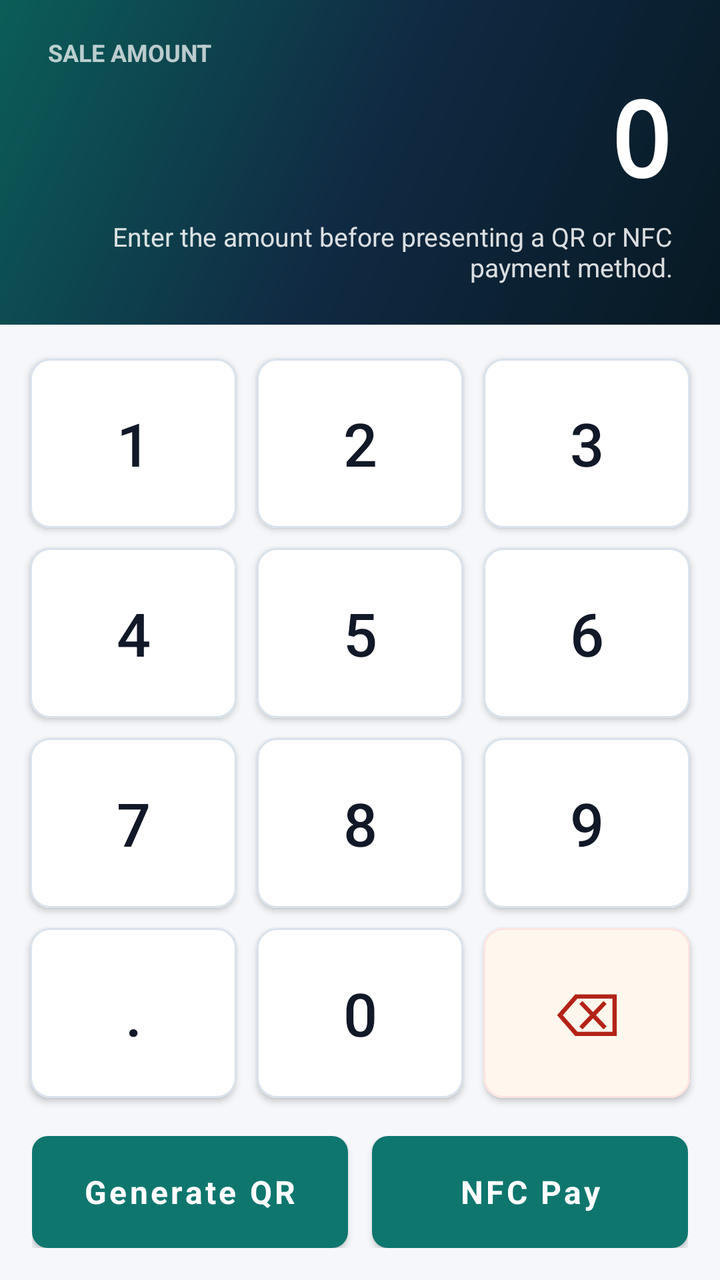
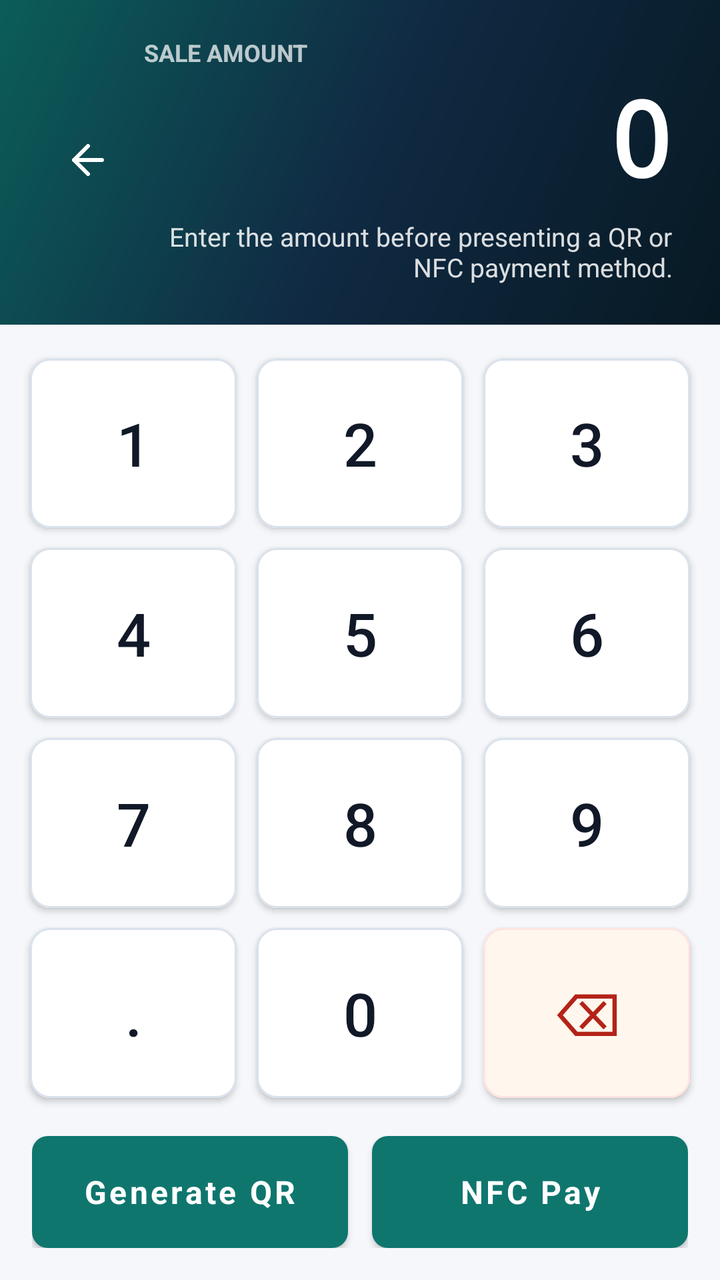

Two renders of the same Android screen: before a commit and after it. Below are the layout's source before the change and the commit's diff.
<!-- AndroidManifest.xml: application theme AppTheme -->
<!-- res/layout/activity_qr_pay.xml -->
<?xml version="1.0" encoding="utf-8"?>
<LinearLayout xmlns:android="http://schemas.android.com/apk/res/android"
    xmlns:app="http://schemas.android.com/apk/res-auto"
    android:layout_width="match_parent"
    android:layout_height="match_parent"
    android:background="@color/background"
    android:orientation="vertical">

    <FrameLayout
        android:layout_width="match_parent"
        android:layout_height="match_parent">

        <LinearLayout
            android:id="@+id/layout_input"
            android:layout_width="match_parent"
            android:layout_height="match_parent"
            android:orientation="vertical">

            <LinearLayout
                android:layout_width="match_parent"
                android:layout_height="wrap_content"
                android:background="@drawable/bg_amount_panel"
                android:orientation="vertical"
                android:paddingStart="24dp"
                android:paddingTop="18dp"
                android:paddingEnd="24dp"
                android:paddingBottom="20dp">

                <TextView
                    style="@style/TextSectionLabel"
                    android:layout_width="wrap_content"
                    android:layout_height="wrap_content"
                    android:text="@string/qr_pay_amount_label"
                    android:textColor="#B8FFFFFF" />

                <TextView
                    android:id="@+id/tv_amount_input"
                    android:layout_width="match_parent"
                    android:layout_height="wrap_content"
                    android:layout_marginTop="6dp"
                    android:fontFamily="monospace"
                    android:gravity="end"
                    android:includeFontPadding="false"
                    android:text="0"
                    android:textColor="@color/white"
                    android:textSize="@dimen/amount_text_size"
                    android:textStyle="bold" />

                <TextView
                    android:layout_width="match_parent"
                    android:layout_height="wrap_content"
                    android:layout_marginTop="8dp"
                    android:gravity="end"
                    android:text="@string/qr_pay_amount_subtitle"
                    android:textColor="#D9FFFFFF"
                    android:textSize="13sp" />
            </LinearLayout>

            <LinearLayout
                android:layout_width="match_parent"
                android:layout_height="0dp"
                android:layout_weight="1"
                android:background="@color/background"
                android:orientation="vertical"
                android:paddingStart="10dp"
                android:paddingTop="12dp"
                android:paddingEnd="10dp"
                android:paddingBottom="4dp">

                <LinearLayout
                    android:layout_width="match_parent"
                    android:layout_height="0dp"
                    android:layout_weight="1"
                    android:orientation="horizontal">

                    <com.google.android.material.button.MaterialButton
                        android:id="@+id/btn_1"
                        style="@style/NumpadButton"
                        android:layout_width="0dp"
                        android:layout_height="match_parent"
                        android:layout_margin="5dp"
                        android:layout_weight="1"
                        android:text="1" />

                    <com.google.android.material.button.MaterialButton
                        android:id="@+id/btn_2"
                        style="@style/NumpadButton"
                        android:layout_width="0dp"
                        android:layout_height="match_parent"
                        android:layout_margin="5dp"
                        android:layout_weight="1"
                        android:text="2" />

                    <com.google.android.material.button.MaterialButton
                        android:id="@+id/btn_3"
                        style="@style/NumpadButton"
                        android:layout_width="0dp"
                        android:layout_height="match_parent"
                        android:layout_margin="5dp"
                        android:layout_weight="1"
                        android:text="3" />
                </LinearLayout>

                <LinearLayout
                    android:layout_width="match_parent"
                    android:layout_height="0dp"
                    android:layout_weight="1"
                    android:orientation="horizontal">

                    <com.google.android.material.button.MaterialButton
                        android:id="@+id/btn_4"
                        style="@style/NumpadButton"
                        android:layout_width="0dp"
                        android:layout_height="match_parent"
                        android:layout_margin="5dp"
                        android:layout_weight="1"
                        android:text="4" />

                    <com.google.android.material.button.MaterialButton
                        android:id="@+id/btn_5"
                        style="@style/NumpadButton"
                        android:layout_width="0dp"
                        android:layout_height="match_parent"
                        android:layout_margin="5dp"
                        android:layout_weight="1"
                        android:text="5" />

                    <com.google.android.material.button.MaterialButton
                        android:id="@+id/btn_6"
                        style="@style/NumpadButton"
                        android:layout_width="0dp"
                        android:layout_height="match_parent"
                        android:layout_margin="5dp"
                        android:layout_weight="1"
                        android:text="6" />
                </LinearLayout>

                <LinearLayout
                    android:layout_width="match_parent"
                    android:layout_height="0dp"
                    android:layout_weight="1"
                    android:orientation="horizontal">

                    <com.google.android.material.button.MaterialButton
                        android:id="@+id/btn_7"
                        style="@style/NumpadButton"
                        android:layout_width="0dp"
                        android:layout_height="match_parent"
                        android:layout_margin="5dp"
                        android:layout_weight="1"
                        android:text="7" />

                    <com.google.android.material.button.MaterialButton
                        android:id="@+id/btn_8"
                        style="@style/NumpadButton"
                        android:layout_width="0dp"
                        android:layout_height="match_parent"
                        android:layout_margin="5dp"
                        android:layout_weight="1"
                        android:text="8" />

                    <com.google.android.material.button.MaterialButton
                        android:id="@+id/btn_9"
                        style="@style/NumpadButton"
                        android:layout_width="0dp"
                        android:layout_height="match_parent"
                        android:layout_margin="5dp"
                        android:layout_weight="1"
                        android:text="9" />
                </LinearLayout>

                <LinearLayout
                    android:layout_width="match_parent"
                    android:layout_height="0dp"
                    android:layout_weight="1"
                    android:orientation="horizontal">

                    <com.google.android.material.button.MaterialButton
                        android:id="@+id/btn_dot"
                        style="@style/NumpadButton"
                        android:layout_width="0dp"
                        android:layout_height="match_parent"
                        android:layout_margin="5dp"
                        android:layout_weight="1"
                        android:text="." />

                    <com.google.android.material.button.MaterialButton
                        android:id="@+id/btn_0"
                        style="@style/NumpadButton"
                        android:layout_width="0dp"
                        android:layout_height="match_parent"
                        android:layout_margin="5dp"
                        android:layout_weight="1"
                        android:text="0" />

                    <com.google.android.material.button.MaterialButton
                        android:id="@+id/btn_backspace"
                        style="@style/NumpadUtilityButton"
                        android:layout_width="0dp"
                        android:layout_height="match_parent"
                        android:layout_margin="5dp"
                        android:layout_weight="1"
                        android:text="&#x232B;" />
                </LinearLayout>
            </LinearLayout>

            <LinearLayout
                android:layout_width="match_parent"
                android:layout_height="wrap_content"
                android:background="@color/background"
                android:orientation="horizontal"
                android:paddingStart="16dp"
                android:paddingTop="10dp"
                android:paddingEnd="16dp"
                android:paddingBottom="16dp">

                <com.google.android.material.button.MaterialButton
                    android:id="@+id/btn_generate"
                    style="@style/AccentButton"
                    android:layout_width="0dp"
                    android:layout_height="@dimen/button_height"
                    android:layout_marginEnd="6dp"
                    android:layout_weight="1"
                    android:text="@string/qr_pay_generate" />

                <com.google.android.material.button.MaterialButton
                    android:id="@+id/btn_nfc_pay"
                    style="@style/AccentButton"
                    android:layout_width="0dp"
                    android:layout_height="@dimen/button_height"
                    android:layout_marginStart="6dp"
                    android:layout_weight="1"
                    android:text="@string/qr_pay_nfc" />
            </LinearLayout>
        </LinearLayout>

        <LinearLayout
            android:id="@+id/layout_loading"
            android:layout_width="match_parent"
            android:layout_height="match_parent"
            android:background="@color/background"
            android:gravity="center"
            android:orientation="vertical"
            android:padding="@dimen/screen_margin"
            android:visibility="gone">

            <ProgressBar
                android:layout_width="72dp"
                android:layout_height="72dp"
                android:indeterminateTint="@color/accent" />

            <TextView
                style="@style/TextScreenTitle"
                android:layout_width="wrap_content"
                android:layout_height="wrap_content"
                android:layout_marginTop="20dp"
                android:text="@string/qr_pay_status_generating" />
        </LinearLayout>
    </FrameLayout>
</LinearLayout>
<!-- resources referenced by this layout -->
<resources>
  <color name="accent">#0F766E</color>
  <color name="background">#F5F7FA</color>
  <color name="white">#FFFFFF</color>
  <dimen name="amount_text_size">52sp</dimen>
  <dimen name="button_height">56dp</dimen>
  <dimen name="screen_margin">16dp</dimen>
  <!-- drawable bg_amount_panel (drawable) -->
  <?xml version="1.0" encoding="utf-8"?>
  <shape xmlns:android="http://schemas.android.com/apk/res/android">
      <gradient
          android:angle="135"
          android:startColor="@color/primary_dark"
          android:centerColor="@color/primary"
          android:endColor="@color/accent_dark" />
  </shape>
  <string name="qr_pay_amount_label">Sale amount</string>
  <string name="qr_pay_amount_subtitle">Enter the amount before presenting a QR or NFC payment method.</string>
  <string name="qr_pay_generate">Generate QR</string>
  <string name="qr_pay_nfc">NFC Pay</string>
  <string name="qr_pay_status_generating">Generating QR code\u2026</string>
  <style name="AccentButton" parent="Widget.MaterialComponents.Button">
          <item name="android:minHeight">@dimen/button_height</item>
          <item name="backgroundTint">@color/accent</item>
          <item name="android:textColor">@color/white</item>
          <item name="android:textSize">16sp</item>
          <item name="android:textStyle">bold</item>
          <item name="android:textAllCaps">false</item>
          <item name="cornerRadius">8dp</item>
          <item name="android:insetTop">0dp</item>
          <item name="android:insetBottom">0dp</item>
          <item name="rippleColor">@color/accent_dark</item>
      </style>
  <style name="NumpadUtilityButton" parent="@style/NumpadButton">
          <item name="android:textColor">@color/error</item>
          <item name="backgroundTint">@color/numpad_action_bg</item>
          <item name="strokeColor">@color/error_soft</item>
      </style>
  <style name="TextScreenTitle">
          <item name="android:textColor">@color/text_primary</item>
          <item name="android:textSize">22sp</item>
          <item name="android:textStyle">bold</item>
      </style>
  <style name="TextSectionLabel">
          <item name="android:textColor">@color/text_secondary</item>
          <item name="android:textSize">12sp</item>
          <item name="android:textStyle">bold</item>
          <item name="android:textAllCaps">true</item>
      </style>
  <style name="AppTheme" parent="Theme.MaterialComponents.Light.NoActionBar">
          <item name="colorPrimary">@color/primary</item>
          <item name="colorPrimaryDark">@color/primary_dark</item>
          <item name="colorAccent">@color/accent</item>
          <item name="android:windowBackground">@color/background</item>
          <item name="android:statusBarColor">@color/primary_dark</item>
          <item name="android:navigationBarColor">@color/primary_dark</item>
          <item name="android:fontFamily">sans-serif</item>
      </style>
  <color name="primary_dark">#071923</color>
  <color name="primary">#102A43</color>
  <color name="accent_dark">#0B5E59</color>
  <color name="numpad_text">#111827</color>
  <color name="numpad_bg">#FFFFFF</color>
  <color name="numpad_stroke">#D9E2EC</color>
  <color name="surface_pressed">#E2E8F0</color>
  <color name="error">#B42318</color>
  <color name="numpad_action_bg">#FFF7ED</color>
  <color name="error_soft">#FEE4E2</color>
  <color name="text_primary">#111827</color>
  <color name="text_secondary">#64748B</color>
  <!-- unchanged entries left out for length: 1 -->
</resources>

<!-- the commit's change to res/layout/activity_qr_pay.xml (unified diff, before → after) -->
@@ -20,40 +20,58 @@
                 android:layout_width="match_parent"
                 android:layout_height="wrap_content"
                 android:background="@drawable/bg_amount_panel"
-                android:orientation="vertical"
+                android:gravity="center_vertical"
+                android:orientation="horizontal"
                 android:paddingStart="24dp"
                 android:paddingTop="18dp"
                 android:paddingEnd="24dp"
                 android:paddingBottom="20dp">
 
-                <TextView
-                    style="@style/TextSectionLabel"
-                    android:layout_width="wrap_content"
+                <ImageButton
+                    android:id="@+id/btn_back"
+                    android:layout_width="40dp"
+                    android:layout_height="40dp"
+                    android:layout_marginEnd="8dp"
+                    android:background="?attr/selectableItemBackgroundBorderless"
+                    android:contentDescription="@string/back"
+                    android:padding="8dp"
+                    android:src="@drawable/ic_arrow_back" />
+
+                <LinearLayout
+                    android:layout_width="0dp"
                     android:layout_height="wrap_content"
-                    android:text="@string/qr_pay_amount_label"
-                    android:textColor="#B8FFFFFF" />
-
-                <TextView
-                    android:id="@+id/tv_amount_input"
-                    android:layout_width="match_parent"
-                    android:layout_height="wrap_content"
-                    android:layout_marginTop="6dp"
-                    android:fontFamily="monospace"
-                    android:gravity="end"
-                    android:includeFontPadding="false"
-                    android:text="0"
-                    android:textColor="@color/white"
-                    android:textSize="@dimen/amount_text_size"
-                    android:textStyle="bold" />
-
-                <TextView
-                    android:layout_width="match_parent"
-                    android:layout_height="wrap_content"
-                    android:layout_marginTop="8dp"
-                    android:gravity="end"
-                    android:text="@string/qr_pay_amount_subtitle"
-                    android:textColor="#D9FFFFFF"
-                    android:textSize="13sp" />
+                    android:layout_weight="1"
+                    android:orientation="vertical">
+
+                    <TextView
+                        style="@style/TextSectionLabel"
+                        android:layout_width="wrap_content"
+                        android:layout_height="wrap_content"
+                        android:text="@string/qr_pay_amount_label"
+                        android:textColor="#B8FFFFFF" />
+
+                    <TextView
+                        android:id="@+id/tv_amount_input"
+                        android:layout_width="match_parent"
+                        android:layout_height="wrap_content"
+                        android:layout_marginTop="6dp"
+                        android:fontFamily="monospace"
+                        android:gravity="end"
+                        android:includeFontPadding="false"
+                        android:text="0"
+                        android:textColor="@color/white"
+                        android:textSize="@dimen/amount_text_size"
+                        android:textStyle="bold" />
+
+                    <TextView
+                        android:layout_width="match_parent"
+                        android:layout_height="wrap_content"
+                        android:layout_marginTop="8dp"
+                        android:gravity="end"
+                        android:text="@string/qr_pay_amount_subtitle"
+                        android:textColor="#D9FFFFFF"
+                        android:textSize="13sp" />
+                </LinearLayout>
             </LinearLayout>
 
             <LinearLayout
<!-- resource entries referenced after the edit -->
@@ -15,6 +15,22 @@
           android:centerColor="@color/primary"
           android:endColor="@color/accent_dark" />
   </shape>
+  <!-- drawable ic_arrow_back (drawable) -->
+  <?xml version="1.0" encoding="utf-8"?>
+  <vector xmlns:android="http://schemas.android.com/apk/res/android"
+      android:width="24dp"
+      android:height="24dp"
+      android:viewportWidth="24"
+      android:viewportHeight="24">
+      <path
+          android:fillColor="@android:color/transparent"
+          android:pathData="M19,12H5M12,5l-7,7 7,7"
+          android:strokeColor="@color/white"
+          android:strokeLineCap="round"
+          android:strokeLineJoin="round"
+          android:strokeWidth="2" />
+  </vector>
+  <string name="back">Back</string>
   <string name="qr_pay_amount_label">Sale amount</string>
   <string name="qr_pay_amount_subtitle">Enter the amount before presenting a QR or NFC payment method.</string>
   <string name="qr_pay_generate">Generate QR</string>
